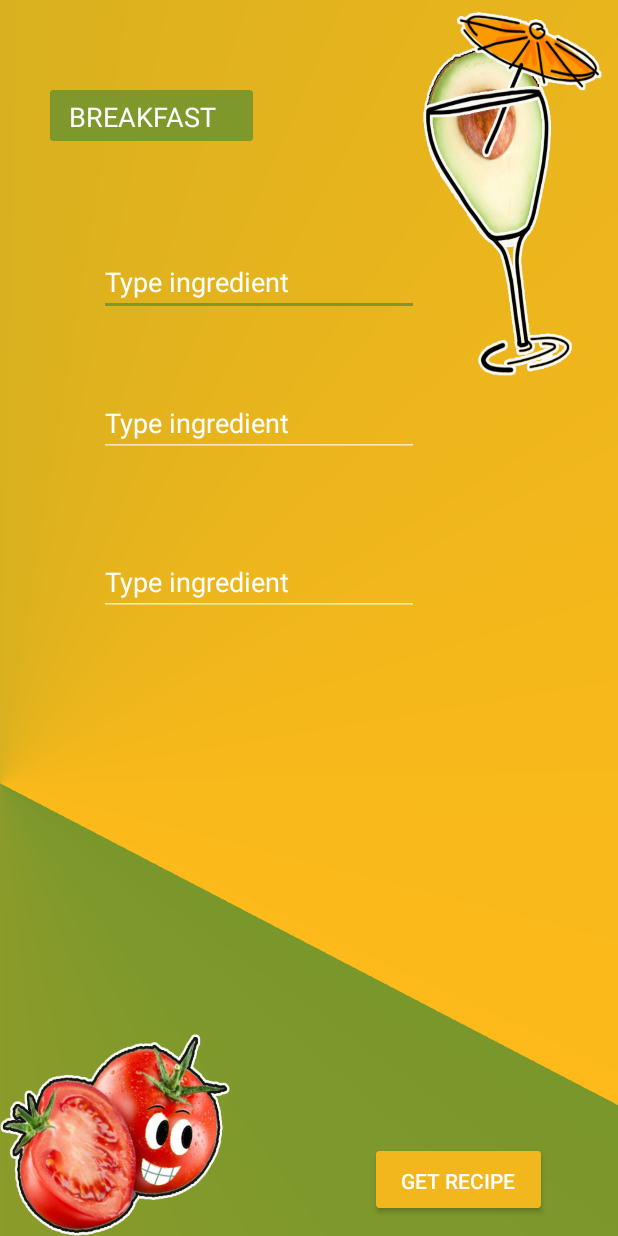
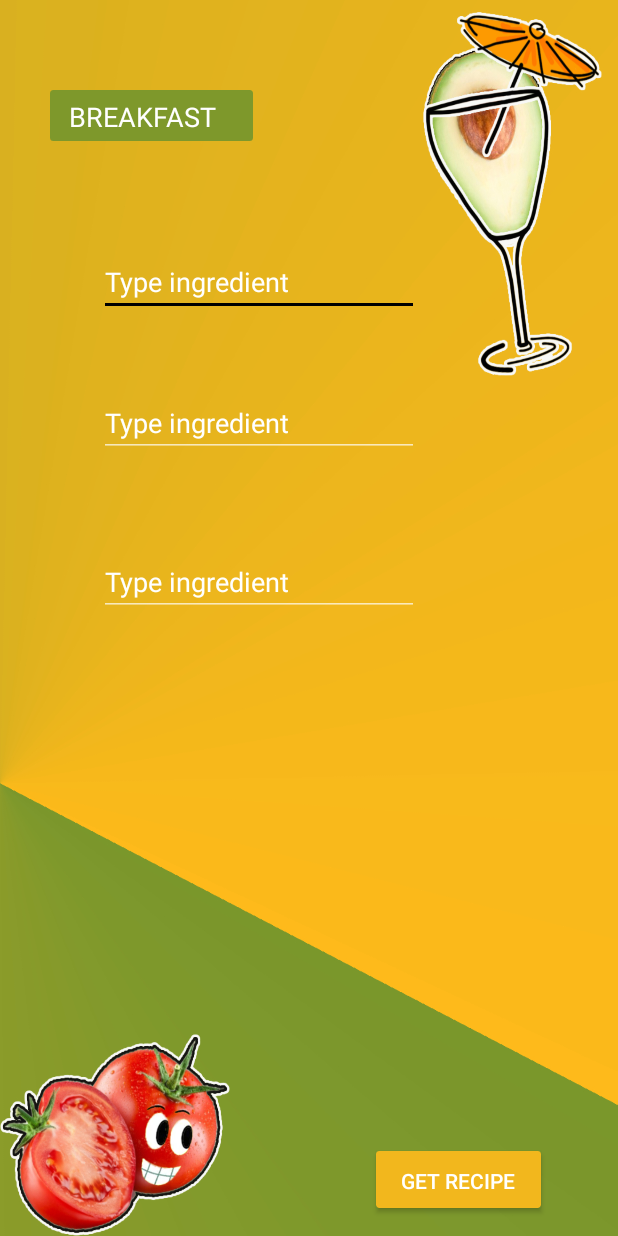
Before and after one commit to AneliaBlagoeva/AndroidReciepeRecommender, an Android app: the screen it shows after launch (MainActivity), on a phone screen of 412 x 824 dp. Run offline under Robolectric (Android 15) with nearby library versions, the phone set to English and light mode, and no system bars.

Commit message:
First stable version

```diff
--- a/app/src/main/java/com/example/reciepereccomender/Controller.java
+++ b/app/src/main/java/com/example/reciepereccomender/Controller.java
@@ -43,9 +43,9 @@ public class Controller {
 
     public Controller() {
         this.type = "Breakfast";
-        this.ingredientOne = "";
-        this.ingredientTwo = "";
-        this.ingredientTheree = "";
+        this.ingredientOne = "egg";
+        this.ingredientTwo = "egg";
+        this.ingredientTheree = "egg";
     }
 
     public Controller(String type, String ingredientOne, String ingredientTwo, String ingredientTheree) {
--- a/app/src/main/java/com/example/reciepereccomender/MainActivity.kt
+++ b/app/src/main/java/com/example/reciepereccomender/MainActivity.kt
@@ -95,9 +95,9 @@ class MainActivity : AppCompatActivity(){
         val index= Random.nextInt(list.size)
 
         val meal = list.get(index)
-        data.append("Name: ").append(meal.getName()).append("\n\n")
-            .append("Ingredients: ").append(meal.getIngredients()).append("\n\n")
-            .append("Steps: ").append(meal.getSteps()).append("\n\n")
+        data.append(meal.getName()).append("\n\n")
+            .append(meal.getIngredients()).append("\n\n")
+            .append(meal.getSteps()).append("\n\n")
             .append("Calories: ").append(meal.getCalories()).append("\n\n")
             .append("Preparation time: ").append(meal.getPrepTime()).append("\n\n")
 
--- a/app/src/main/res/values/styles.xml
+++ b/app/src/main/res/values/styles.xml
@@ -3,8 +3,9 @@
     <!-- Base application theme. -->
     <style name="AppTheme" parent="Theme.AppCompat.NoActionBar">
         <!-- Customize your theme here. -->
-        <item name="colorPrimary">@color/colorPrimary</item>
-        <item name="colorAccent">@color/colorGradientDark</item>
+        <item name="colorPrimaryDark">@color/colorGradientDark</item>
+        <item name="colorAccent">@color/colorAccent</item>
+
     </style>
     <style name="App_EditTextStyle" parent="@android:style/Widget.EditText">
         <item name="android:textColorHint">@color/colorPrimary</item>
```
